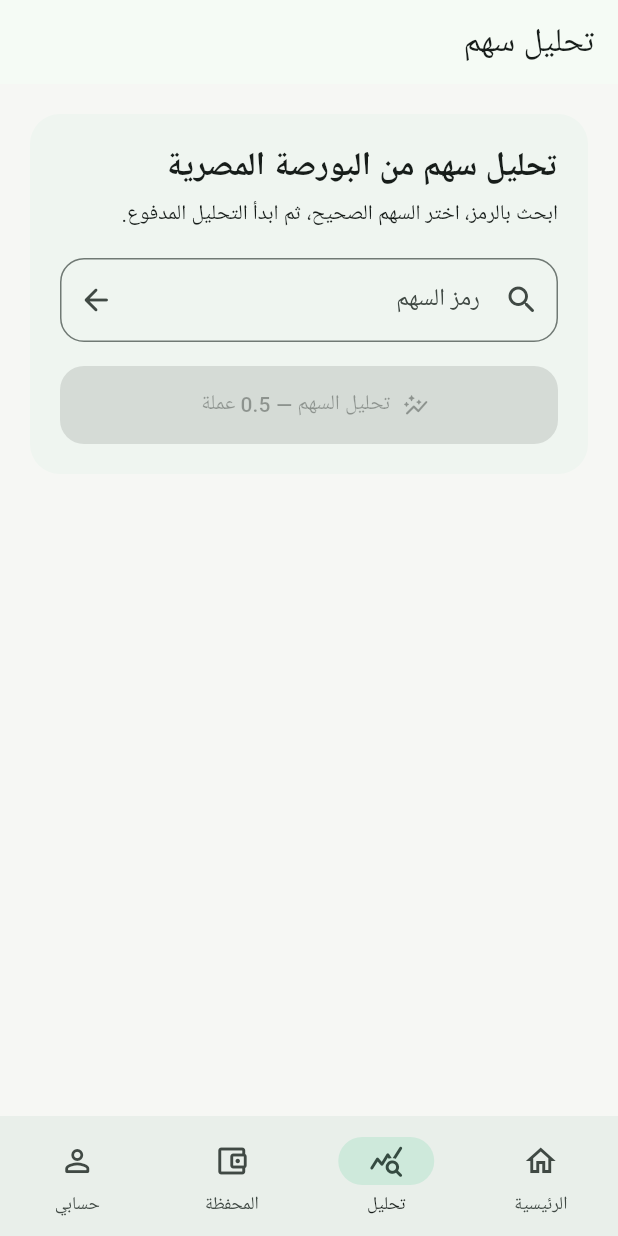
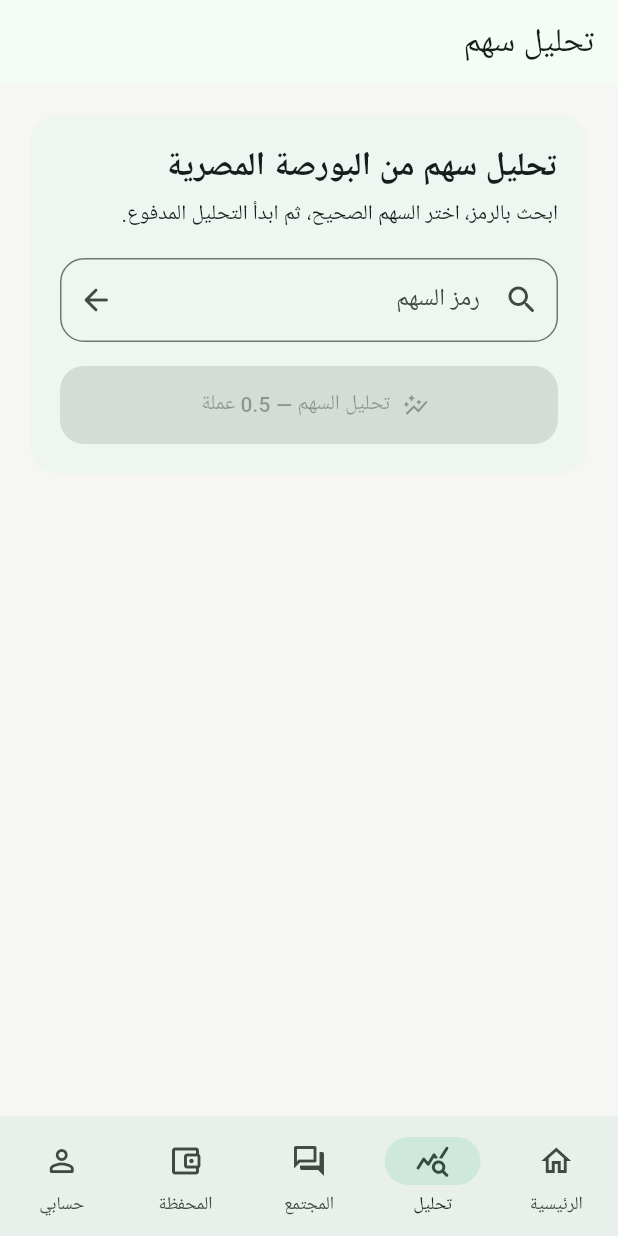
Before and after one commit to yousef-812/Sahmi-Kasban, a Flutter app: the DashboardScreen screen opened by its route, item 2 of the bottom bar chosen, on a phone screen of 412 x 824 dp. Run offline on Flutter 3.47's test engine with Material 3 defaults, Android fonts, the phone set to English and light mode, and no system bars; our stand-ins replace dio, flutter_riverpod, flutter_secure_storage, go_router, google_mobile_ads, in_app_purchase and 1 more; accounts and stored records are empty; network calls fail.

Commit message:
Link Phase 6 Flutter community screens

```diff
--- a/mobile/lib/features/community/community_feed_tab.dart
+++ b/mobile/lib/features/community/community_feed_tab.dart
@@ -174,7 +174,9 @@ class CommunityDiscussionCard extends StatelessWidget {
                           style: const TextStyle(fontWeight: FontWeight.w700),
                         ),
                         Text(
-                          _formatDate(discussion.publishedAt ?? discussion.createdAt),
+                          _formatDate(
+                            discussion.publishedAt ?? discussion.createdAt,
+                          ),
                           style: Theme.of(context).textTheme.bodySmall,
                         ),
                       ],
--- a/mobile/lib/features/home/dashboard_screen.dart
+++ b/mobile/lib/features/home/dashboard_screen.dart
@@ -5,6 +5,7 @@ import 'package:go_router/go_router.dart';
 import '../../core/avatar_assets.dart';
 import '../../domain/models.dart';
 import '../auth/session_controller.dart';
+import '../community/community_feed_tab.dart';
 import '../market/stock_analysis_tab.dart';
 import '../reports/report_providers.dart';
 import '../wallet/wallet_providers.dart';
@@ -19,7 +20,13 @@ class DashboardScreen extends StatefulWidget {
 class _DashboardScreenState extends State<DashboardScreen> {
   int _index = 0;
 
-  static const _titles = <String>['الرئيسية', 'تحليل سهم', 'المحفظة', 'حسابي'];
+  static const _titles = <String>[
+    'الرئيسية',
+    'تحليل سهم',
+    'المجتمع',
+    'المحفظة',
+    'حسابي',
+  ];
 
   @override
   Widget build(BuildContext context) {
@@ -30,6 +37,7 @@ class _DashboardScreenState extends State<DashboardScreen> {
         children: const [
           _HomeTab(),
           StockAnalysisTab(),
+          CommunityFeedTab(),
           _WalletTab(),
           _ProfileTab(),
         ],
@@ -47,6 +55,11 @@ class _DashboardScreenState extends State<DashboardScreen> {
             icon: Icon(Icons.query_stats_outlined),
             selectedIcon: Icon(Icons.query_stats_rounded),
             label: 'تحليل',
+          ),
+          NavigationDestination(
+            icon: Icon(Icons.forum_outlined),
+            selectedIcon: Icon(Icons.forum_rounded),
+            label: 'المجتمع',
           ),
           NavigationDestination(
             icon: Icon(Icons.account_balance_wallet_outlined),
```
Also changed, not shown: mobile/lib/app/router.dart (+17 -0 lines), mobile/lib/features/community/community_create_screen.dart (+6 -6 lines), mobile/lib/features/community/community_detail_screen.dart (+7 -6 lines), mobile/lib/features/community/my_discussions_screen.dart (+3 -6 lines), 1 other file.
